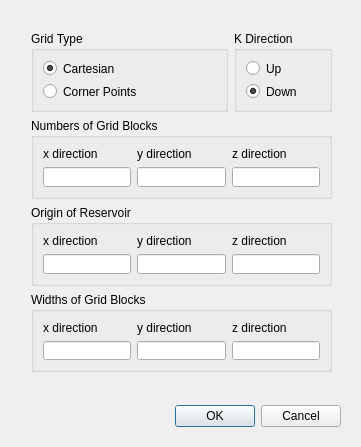
First picture: the form in cartesiangriddialog.ui, repository markchron/rsgui, before the edit.
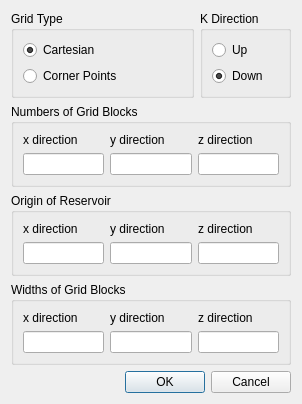
Second picture: the form after the edit.

Commit message: Modify the cmdButtonsTree by adding QPushButton and QToolButton, to separate the actions: select the operation, and pop out operation menu. In order to implement: 1) select operation -> display different property tree 2) pop out operation menu -> actions

Diff of the .ui file:
```diff
--- a/cartesiangriddialog.ui
+++ b/cartesiangriddialog.ui
@@ -6,41 +6,15 @@
    <rect>
     <x>0</x>
     <y>0</y>
-    <width>361</width>
-    <height>447</height>
+    <width>302</width>
+    <height>365</height>
    </rect>
   </property>
   <property name="windowTitle">
    <string>Dialog</string>
   </property>
-  <widget class="QDialogButtonBox" name="buttonBox">
-   <property name="enabled">
-    <bool>true</bool>
-   </property>
-   <property name="geometry">
-    <rect>
-     <x>20</x>
-     <y>400</y>
-     <width>321</width>
-     <height>32</height>
-    </rect>
-   </property>
-   <property name="orientation">
-    <enum>Qt::Horizontal</enum>
-   </property>
-   <property name="standardButtons">
-    <set>QDialogButtonBox::Cancel|QDialogButtonBox::Ok</set>
-   </property>
-  </widget>
-  <widget class="QWidget" name="layoutWidget">
-   <property name="geometry">
-    <rect>
-     <x>31</x>
-     <y>31</y>
-     <width>301</width>
-     <height>341</height>
-    </rect>
-   </property>
+  <layout class="QVBoxLayout" name="verticalLayout_3">
+   <item>
    <layout class="QGridLayout" name="gridLayout_4">
     <item row="0" column="0">
      <widget class="QGroupBox" name="gridTypeGBox">
@@ -235,7 +209,21 @@
      </widget>
     </item>
    </layout>
-  </widget>
+   </item>
+   <item>
+    <widget class="QDialogButtonBox" name="buttonBox">
+     <property name="enabled">
+      <bool>true</bool>
+     </property>
+     <property name="orientation">
+      <enum>Qt::Horizontal</enum>
+     </property>
+     <property name="standardButtons">
+      <set>QDialogButtonBox::Cancel|QDialogButtonBox::Ok</set>
+     </property>
+    </widget>
+   </item>
+  </layout>
  </widget>
  <tabstops>
   <tabstop>gridTypeCartesianRBt</tabstop>
```
Left out of the diff: 27 changed lines with no effect on the pictures. Lines whose indentation alone changed are shown as unchanged. The commit also changes 5 other files.
